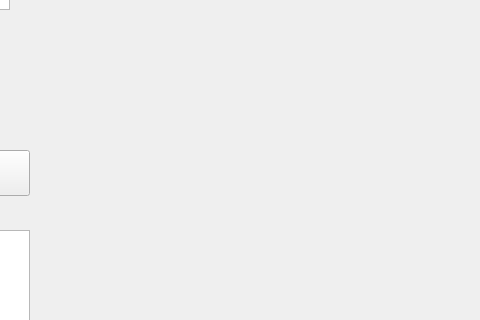
Old version of the form pod.ui in the repository liu-kanghui/P.O.D; both pictures show x 170 to 650 and y 170 to 490 of the 800 by 600 pixel window.
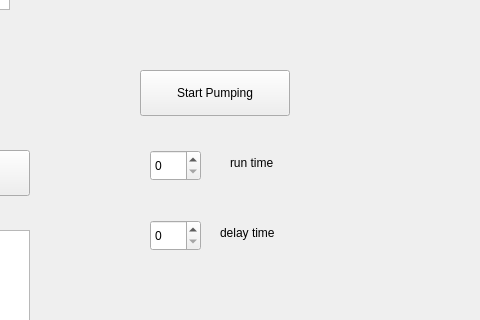
New version of the form.

Commit message: Water pump is working from UI now,  need to make tread so each task can run individually

Diff of the .ui file:
```diff
--- a/pod.ui
+++ b/pod.ui
@@ -73,6 +73,65 @@
      <string>Light hard on</string>
     </property>
    </widget>
+   <widget class="QPushButton" name="start_pumping_button">
+    <property name="geometry">
+     <rect>
+      <x>310</x>
+      <y>240</y>
+      <width>150</width>
+      <height>46</height>
+     </rect>
+    </property>
+    <property name="text">
+     <string>Start Pumping</string>
+    </property>
+   </widget>
+   <widget class="QSpinBox" name="pump_run_time">
+    <property name="geometry">
+     <rect>
+      <x>320</x>
+      <y>320</y>
+      <width>51</width>
+      <height>31</height>
+     </rect>
+    </property>
+   </widget>
+   <widget class="QLabel" name="water_run_time_label">
+    <property name="geometry">
+     <rect>
+      <x>400</x>
+      <y>320</y>
+      <width>89</width>
+      <height>25</height>
+     </rect>
+    </property>
+    <property name="text">
+     <string>run time</string>
+    </property>
+   </widget>
+   <widget class="QSpinBox" name="pump_delay_time">
+    <property name="geometry">
+     <rect>
+      <x>320</x>
+      <y>390</y>
+      <width>51</width>
+      <height>31</height>
+     </rect>
+    </property>
+   </widget>
+   <widget class="QLabel" name="pump_delay_time_label">
+    <property name="geometry">
+     <rect>
+      <x>390</x>
+      <y>390</y>
+      <width>121</width>
+      <height>25</height>
+     </rect>
+    </property>
+    <property name="text">
+     <string>delay time</string>
+    </property>
+   </widget>
   </widget>
   <widget class="QMenuBar" name="menubar">
    <property name="geometry">
```
The commit also changes 5 other files.
